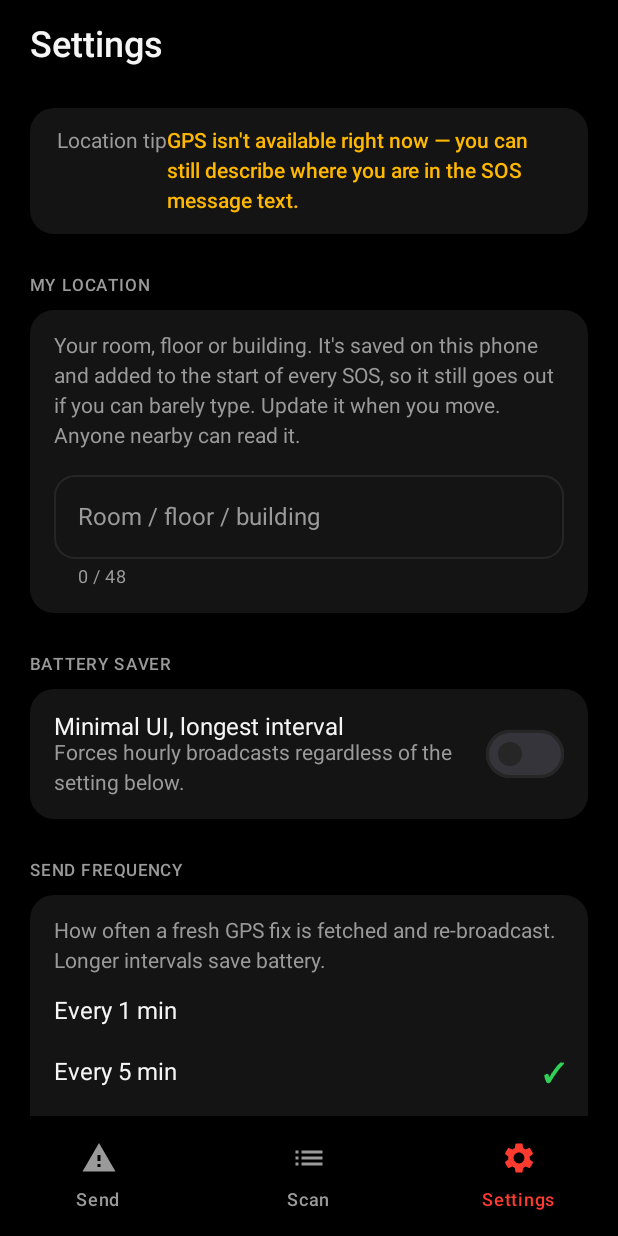
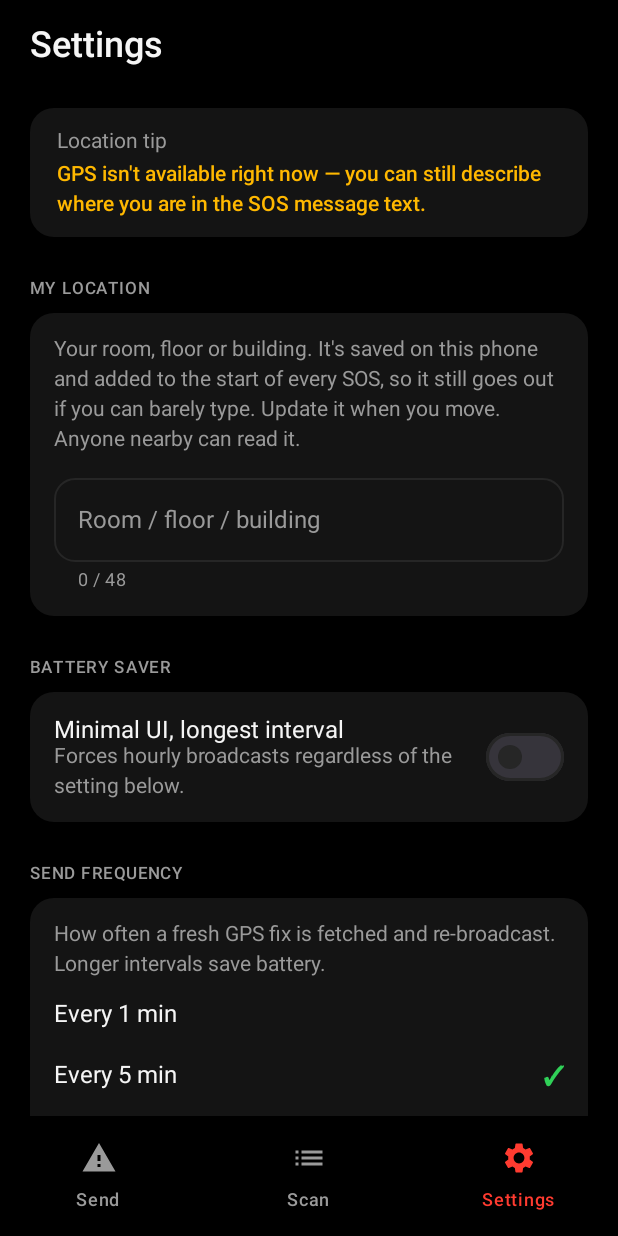
Before and after one commit to JasonKyawLab/ResQ, an Android app built with Jetpack Compose: the SettingsRoute screen opened through its navigation route, on a phone screen of 412 x 824 dp. Run offline under Robolectric (Android 15) with nearby library versions, the phone set to English and light mode, and no system bars.

Commit message:
Send first broadcast at once as position unknown; stack the location tip text under its label

```diff
--- a/app/src/main/java/com/resq/app/core/service/ResQForegroundService.kt
+++ b/app/src/main/java/com/resq/app/core/service/ResQForegroundService.kt
@@ -161,6 +161,13 @@ class ResQForegroundService : Service() {
             watchMessageEdits()
             var editRefresh = false
             var nextFixAt = 0L // elapsedRealtime when the next real GPS fix is due
+            // Instant first broadcast: with no position known yet, helpers hear the SOS and its message
+            // at once as "position unknown". The first real fix follows as the next update, so waiting
+            // for GPS (up to ~40 s) never delays the first sign of the SOS.
+            if (locator.sessionController.state.value.lastFix == null) {
+                val saved = locator.settingsRepository.settings.first()
+                broadcastUpdate(fix = null, message = SosMessage.compose(saved.locationNote, saved.sosMessageDraft))
+            }
             while (true) {
                 val fixObtained = broadcastOwnFix(reuseLastFix = editRefresh)
                 val interval = locator.settingsRepository.effectiveSendInterval()
--- a/app/src/main/java/com/resq/app/ui/components/StatusCard.kt
+++ b/app/src/main/java/com/resq/app/ui/components/StatusCard.kt
@@ -45,3 +45,18 @@ fun StatusCard(rows: List<StatusRow>, modifier: Modifier = Modifier) {
         }
     }
 }
+
+/** A short tip: small label on top, the sentence below it at full width (a long sentence does not fit a label/value row). */
+@Composable
+fun TipCard(label: String, text: String, textColor: androidx.compose.ui.graphics.Color, modifier: Modifier = Modifier) {
+    Column(
+        modifier = modifier
+            .fillMaxWidth()
+            .background(SurfaceCard, RoundedCornerShape(16.dp))
+            .padding(horizontal = 18.dp, vertical = 14.dp),
+        verticalArrangement = Arrangement.spacedBy(6.dp),
+    ) {
+        Text(label, color = TextSecondary, style = MaterialTheme.typography.bodyMedium)
+        Text(text, color = textColor, style = MaterialTheme.typography.bodyMedium, fontWeight = FontWeight.Medium)
+    }
+}
--- a/app/src/main/java/com/resq/app/ui/sender/SenderScreen.kt
+++ b/app/src/main/java/com/resq/app/ui/sender/SenderScreen.kt
@@ -51,6 +51,7 @@ import com.resq.app.ui.components.AppMark
 import com.resq.app.ui.components.BeaconToggleButton
 import com.resq.app.ui.components.rememberDraftField
 import com.resq.app.ui.components.StatusCard
+import com.resq.app.ui.components.TipCard
 import com.resq.app.ui.components.StatusRow
 import com.resq.app.ui.theme.BeaconAmber
 import com.resq.app.ui.theme.BeaconGreen
@@ -176,15 +177,7 @@ private fun SenderScreen(
             }
 
             if (state.locationUnreliable) {
-                StatusCard(
-                    rows = listOf(
-                        StatusRow(
-                            "Location tip",
-                            "GPS isn't available right now — describe where you are in the message below.",
-                            BeaconAmber,
-                        )
-                    )
-                )
+                TipCard("Location tip", "GPS isn't available right now — describe where you are in the message below.", BeaconAmber)
             }
 
             Column(
--- a/app/src/main/java/com/resq/app/ui/settings/SettingsScreen.kt
+++ b/app/src/main/java/com/resq/app/ui/settings/SettingsScreen.kt
@@ -43,6 +43,7 @@ import com.resq.app.core.data.model.BroadcastInterval
 import com.resq.app.core.data.model.SosMessage
 import com.resq.app.core.permissions.PermissionStatus
 import com.resq.app.ui.components.StatusCard
+import com.resq.app.ui.components.TipCard
 import com.resq.app.ui.components.StatusRow
 import com.resq.app.ui.components.rememberDraftField
 import com.resq.app.ui.components.DebugPanel
@@ -105,15 +106,7 @@ private fun SettingsScreen(
         Text("Settings", style = MaterialTheme.typography.headlineMedium, color = TextPrimary)
 
         if (state.locationUnreliable) {
-            StatusCard(
-                rows = listOf(
-                    StatusRow(
-                        "Location tip",
-                        "GPS isn't available right now — you can still describe where you are in the SOS message text.",
-                        BeaconAmber,
-                    )
-                )
-            )
+            TipCard("Location tip", "GPS isn't available right now — you can still describe where you are in the SOS message text.", BeaconAmber)
         }
 
         SettingsSection(title = "My location") {
```
Also changed, not shown: 1 other file.
